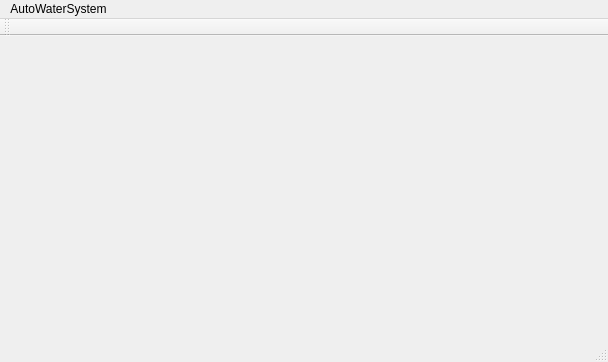
This is AutoWaterSystem/mainwindow.ui in XintingXu/AutoWaterSystem as Qt 5 draws it before an edit. The edited form follows.
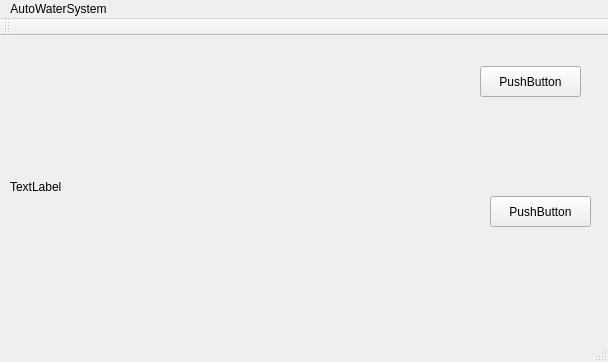
This is the edited form.

```diff
--- a/AutoWaterSystem/mainwindow.ui
+++ b/AutoWaterSystem/mainwindow.ui
@@ -13,7 +13,47 @@
   <property name="windowTitle">
    <string>MainWindow</string>
   </property>
-  <widget class="QWidget" name="centralWidget"/>
+  <widget class="QWidget" name="centralWidget">
+   <widget class="QPushButton" name="pushButton">
+    <property name="geometry">
+     <rect>
+      <x>480</x>
+      <y>30</y>
+      <width>101</width>
+      <height>31</height>
+     </rect>
+    </property>
+    <property name="text">
+     <string>PushButton</string>
+    </property>
+   </widget>
+   <widget class="QPushButton" name="pushButton_2">
+    <property name="geometry">
+     <rect>
+      <x>490</x>
+      <y>160</y>
+      <width>101</width>
+      <height>31</height>
+     </rect>
+    </property>
+    <property name="text">
+     <string>PushButton</string>
+    </property>
+   </widget>
+   <widget class="QLabel" name="label">
+    <property name="geometry">
+     <rect>
+      <x>10</x>
+      <y>10</y>
+      <width>401</width>
+      <height>281</height>
+     </rect>
+    </property>
+    <property name="text">
+     <string>TextLabel</string>
+    </property>
+   </widget>
+  </widget>
   <widget class="QMenuBar" name="menuBar">
    <property name="geometry">
     <rect>
```
Left out of the diff: 2 changed lines with no effect on the pictures.
